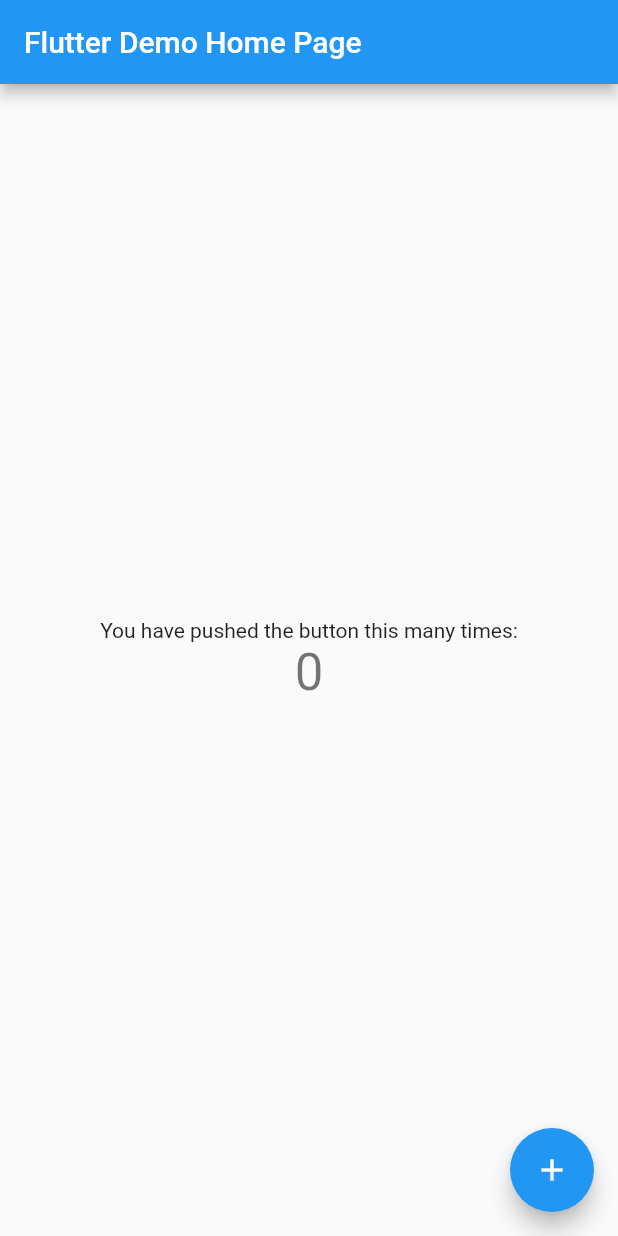
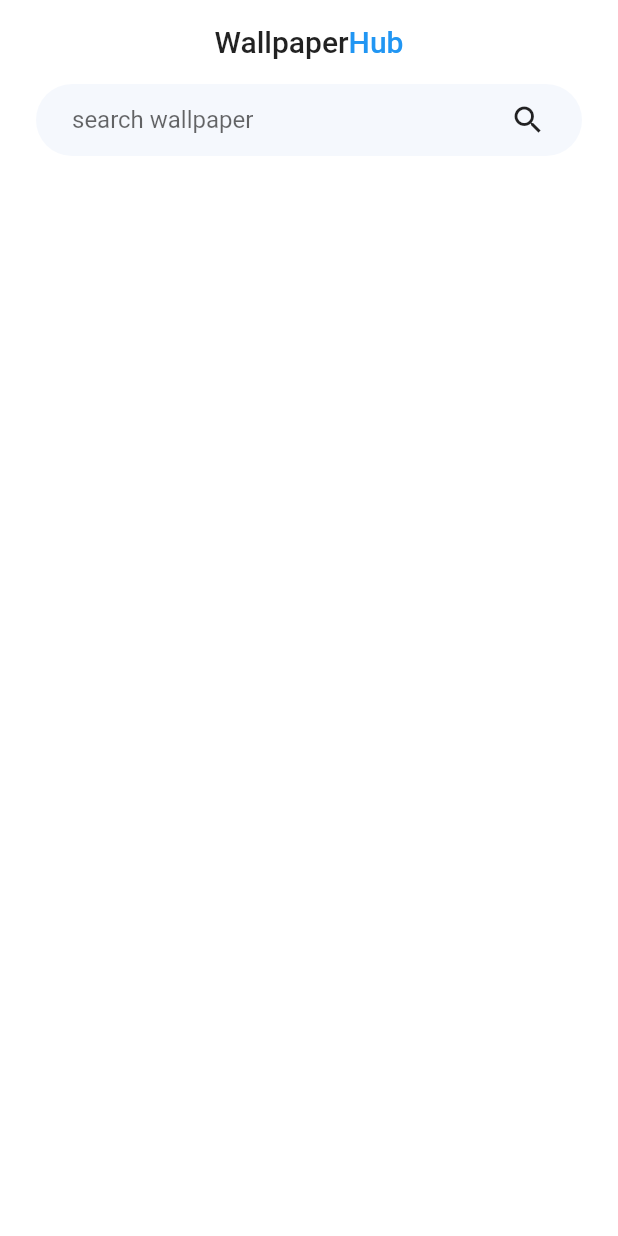
Before and after one commit to ashutosh-rai-78/Wallpaper-App-Flutter, a Flutter app: the screen it shows after launch, on a phone screen of 412 x 824 dp. Run offline on Flutter 3.47's test engine with Material 2 defaults, Android fonts, the phone set to English and light mode, and no system bars.

Commit message:
Search  Bar  Added

```diff
--- /dev/null
+++ b/lib/data/data.dart
@@ -0,0 +1,6 @@
+import 'package:wallpaper_app/model/categories_model.dart';
+
+// List<CategoriesModel> getCategories(){
+//       List<CategoriesModel> categories = new List();
+//       CategoriesModel categoriesModel = new CategoriesModel();
+// }
--- a/lib/main.dart
+++ b/lib/main.dart
@@ -1,4 +1,5 @@
 import 'package:flutter/material.dart';
+import 'package:wallpaper_app/views/home.dart';
 
 void main() {
   runApp(const MyApp());
@@ -13,103 +14,9 @@
     return MaterialApp(
       title: 'Flutter Demo',
       theme: ThemeData(
-        // This is the theme of your application.
-        //
-        // Try running your application with "flutter run". You'll see the
-        // application has a blue toolbar. Then, without quitting the app, try
-        // changing the primarySwatch below to Colors.green and then invoke
-        // "hot reload" (press "r" in the console where you ran "flutter run",
-        // or simply save your changes to "hot reload" in a Flutter IDE).
-        // Notice that the counter didn't reset back to zero; the application
-        // is not restarted.
-        primarySwatch: Colors.blue,
+        primaryColor: Colors.white
       ),
-      home: const MyHomePage(title: 'Flutter Demo Home Page'),
+      home: HomePage(),
     );
   }
 }
-
-class MyHomePage extends StatefulWidget {
-  const MyHomePage({Key? key, required this.title}) : super(key: key);
-
-  // This widget is the home page of your application. It is stateful, meaning
-  // that it has a State object (defined below) that contains fields that affect
-  // how it looks.
-
-  // This class is the configuration for the state. It holds the values (in this
-  // case the title) provided by the parent (in this case the App widget) and
-  // used by the build method of the State. Fields in a Widget subclass are
-  // always marked "final".
-
-  final String title;
-
-  @override
-  State<MyHomePage> createState() => _MyHomePageState();
-}
-
-class _MyHomePageState extends State<MyHomePage> {
-  int _counter = 0;
-
-  void _incrementCounter() {
-    setState(() {
-      // This call to setState tells the Flutter framework that something has
-      // changed in this State, which causes it to rerun the build method below
-      // so that the display can reflect the updated values. If we changed
-      // _counter without calling setState(), then the build method would not be
-      // called again, and so nothing would appear to happen.
-      _counter++;
-    });
-  }
-
-  @override
-  Widget build(BuildContext context) {
-    // This method is rerun every time setState is called, for instance as done
-    // by the _incrementCounter method above.
-    //
-    // The Flutter framework has been optimized to make rerunning build methods
-    // fast, so that you can just rebuild anything that needs updating rather
-    // than having to individually change instances of widgets.
-    return Scaffold(
-      appBar: AppBar(
-        // Here we take the value from the MyHomePage object that was created by
-        // the App.build method, and use it to set our appbar title.
-        title: Text(widget.title),
-      ),
-      body: Center(
-        // Center is a layout widget. It takes a single child and positions it
-        // in the middle of the parent.
-        child: Column(
-          // Column is also a layout widget. It takes a list of children and
-          // arranges them vertically. By default, it sizes itself to fit its
-          // children horizontally, and tries to be as tall as its parent.
-          //
-          // Invoke "debug painting" (press "p" in the console, choose the
-          // "Toggle Debug Paint" action from the Flutter Inspector in Android
-          // Studio, or the "Toggle Debug Paint" command in Visual Studio Code)
-          // to see the wireframe for each widget.
-          //
-          // Column has various properties to control how it sizes itself and
-          // how it positions its children. Here we use mainAxisAlignment to
-          // center the children vertically; the main axis here is the vertical
-          // axis because Columns are vertical (the cross axis would be
-          // horizontal).
-          mainAxisAlignment: MainAxisAlignment.center,
-          children: <Widget>[
-            const Text(
-              'You have pushed the button this many times:',
-            ),
-            Text(
-              '$_counter',
-              style: Theme.of(context).textTheme.headline4,
-            ),
-          ],
-        ),
-      ),
-      floatingActionButton: FloatingActionButton(
-        onPressed: _incrementCounter,
-        tooltip: 'Increment',
-        child: const Icon(Icons.add),
-      ), // This trailing comma makes auto-formatting nicer for build methods.
-    );
-  }
-}
--- /dev/null
+++ b/lib/model/categories_model.dart
@@ -0,0 +1,5 @@
+class CategoriesModel {
+  String categoriesName = "";
+  String categoriesUrl = "";
+
+}
--- /dev/null
+++ b/lib/views/home.dart
@@ -0,0 +1,52 @@
+import 'package:flutter/widgets.dart';
+
+import 'package:flutter/material.dart';
+import 'package:wallpaper_app/widget/widget.dart';
+
+class HomePage extends StatefulWidget {
+  const HomePage({Key? key}) : super(key: key);
+
+  @override
+  State<HomePage> createState() => _HomePageState();
+}
+
+class _HomePageState extends State<HomePage> {
+  @override
+  Widget build(BuildContext context) {
+    return Scaffold(
+      backgroundColor: Colors.white,
+      appBar: AppBar(
+        backgroundColor: Colors.white,
+        title: brandName(),
+        centerTitle: true,
+        elevation: 0.0,
+      ),
+      body: Container(
+        child: Column(
+          children: [
+            Container(
+              padding: EdgeInsets.symmetric(horizontal: 24),
+              margin: EdgeInsets.symmetric(horizontal: 24),
+              decoration: BoxDecoration(
+                  color: Color(0xfff5f8fd),
+                  borderRadius: BorderRadius.circular(30)),
+              child: Row(
+                children: [
+                  Expanded(
+                    child: const TextField(
+                      decoration: InputDecoration(
+                          hintText: "search wallpaper",
+                          border: InputBorder.none),
+                    ),
+                  ),
+                  Icon(Icons.search)
+                ],
+              ),
+            ),
+
+          ],
+        ),
+      ),
+    );
+  }
+}
--- /dev/null
+++ b/lib/widget/widget.dart
@@ -0,0 +1,11 @@
+import 'package:flutter/material.dart';
+
+Widget brandName() {
+  return Row(
+    mainAxisAlignment: MainAxisAlignment.center,
+    children: [
+      Text("Wallpaper", style: TextStyle(color: Colors.black87),),
+      Text("Hub", style: TextStyle(color: Colors.blue))
+    ],
+  );
+}
```
Also changed, not shown: lib/views/categories.dart (added), lib/views/search.dart (added).
